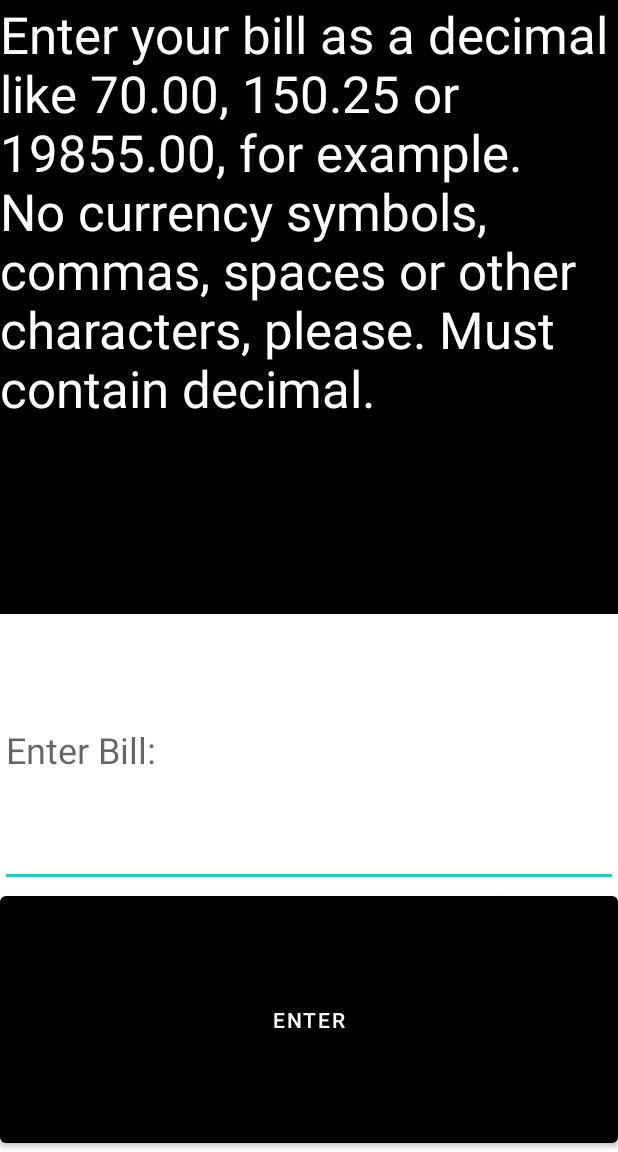
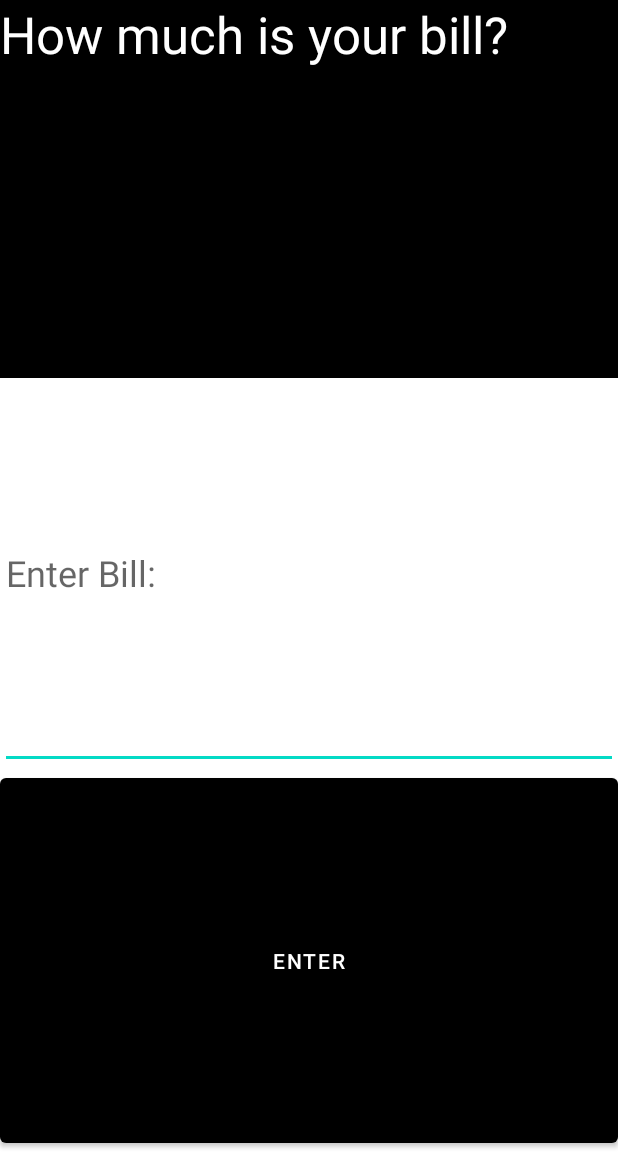
Before and after one commit to kevinmcclung/Honest_Tip_Calculator, an Android app: the screen it shows after launch (MainActivity), on a phone screen of 412 x 824 dp, the part 84-1236 px from its top. Run offline under Robolectric (Android 15) with nearby library versions, the phone set to English and light mode, and no system bars.

Commit message:
Simplify first question

```diff
--- a/app/src/main/res/values/strings.xml
+++ b/app/src/main/res/values/strings.xml
@@ -2,7 +2,7 @@
     <string name="app_name">Honest Tip Calculator</string>
     <string name="enter">ENTER</string>
     <string name="start_again">START AGAIN</string>
-    <string name="ask_bill">Enter your bill as a decimal like 70.00, 150.25 or 19855.00, for example. No currency symbols, commas, spaces or other characters, please. Must contain decimal.</string>
+    <string name="ask_bill">How much is your bill?</string>
     <string name="bill_hint">Enter Bill: </string>
     <string name="ask_friendliness">How friendly was the service? Enter a number from 1 to 5. 1 is least friendly and 5 is most friendly.</string>
     <!--number_hint will be used for the remaining questions.-->
```
